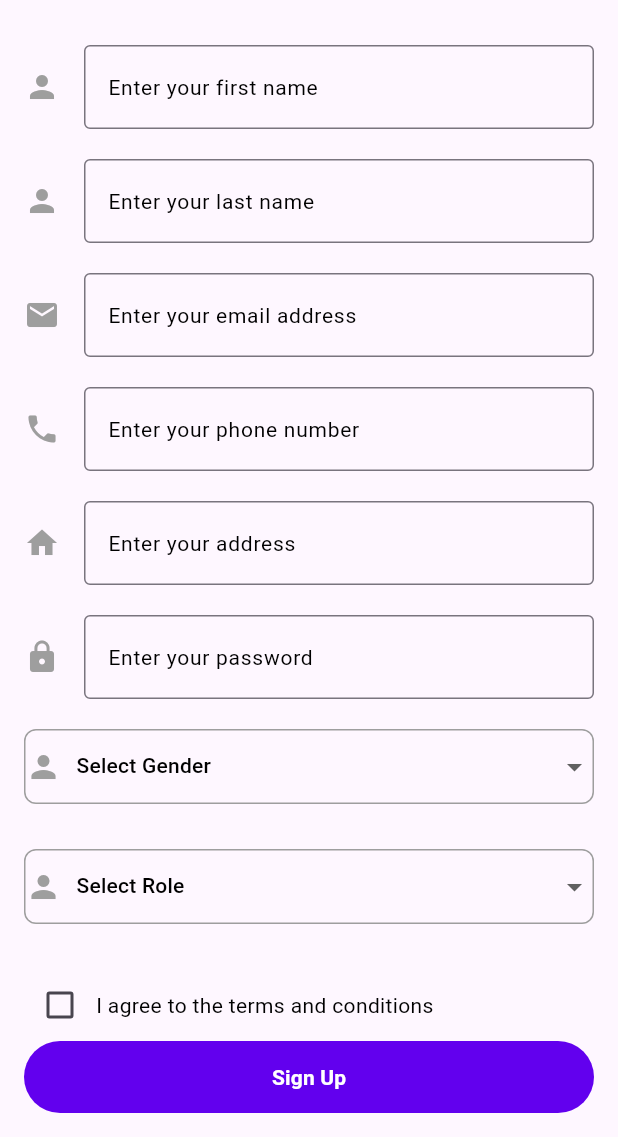
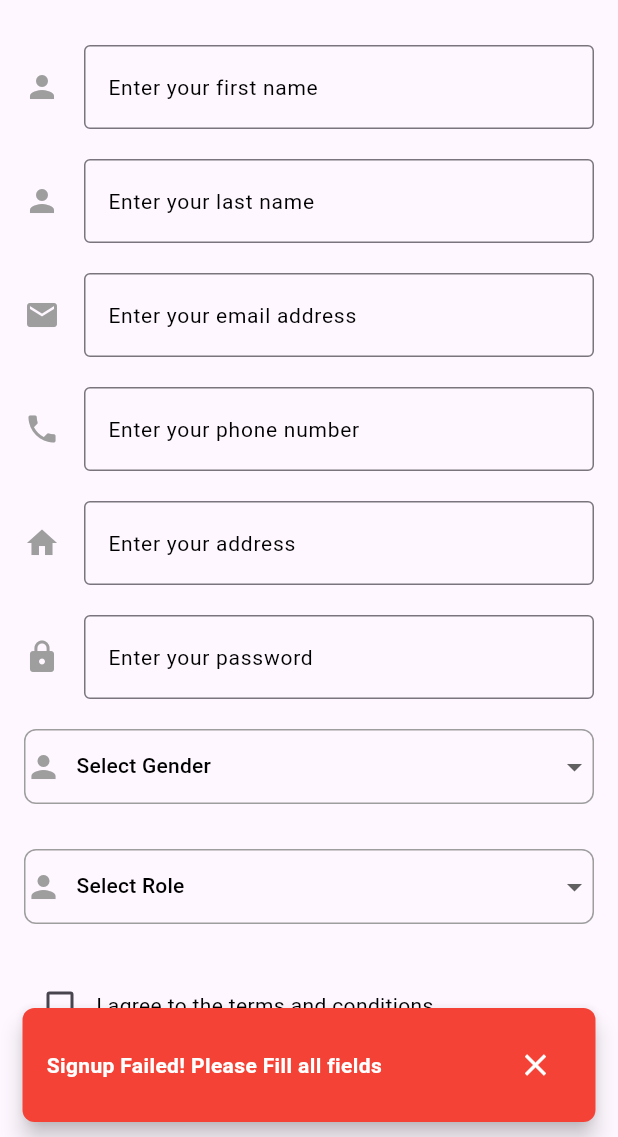
Before and after one commit to jadofils/WellnessBridge, a Flutter app: the SignUpPage screen opened directly, scrolled down 132 dp, after a tap on "Sign Up", on a phone screen of 412 x 824 dp, the part 99-1236 px from its top. Run offline on Flutter 3.47's test engine with Material 3 defaults, Android fonts, the phone set to English and light mode, and no system bars.

Commit message:
snack bar is implemented on login and signup form

```diff
--- a/lib/HomePages/login.dart
+++ b/lib/HomePages/login.dart
@@ -1,6 +1,7 @@
 import 'package:flutter/material.dart';
 import 'package:health_assistant_app/HomePages/forgetpassword.dart';
 import 'package:health_assistant_app/HomePages/signup.dart';
+import 'package:health_assistant_app/theme/snack_bar.dart';
 import 'package:health_assistant_app/theme/theme.dart';
 
 class LoginPage extends StatefulWidget {
@@ -67,15 +68,16 @@ class _LoginPageState extends State<LoginPage> {
                     'WellnessBridge',
                     style: AppTheme.titleTextStyle.copyWith(fontSize: 32),
                   ),
+
+                  SizedBox(height: 30),
                 ],
               ),
               SizedBox(height: 20), // Space between the row and the next widget
+
               Text(
                 'Login to WellnessBridge',
                 style: AppTheme.subtitleTextStyle.copyWith(fontSize: 18),
               ),
-              SizedBox(height: 30),
-
               // Email TextField
               TextField(
                 decoration: InputDecoration(
@@ -168,11 +170,9 @@ class _LoginPageState extends State<LoginPage> {
               TextButton(
                 onPressed: () {
                   if (_selectedRole != null) {
-                    print(
-                      "Selected Role: $_selectedRole",
-                    ); // Print the selected role
+                    showCustomSnackBar(context, "Login Successful!", true);
                   } else {
-                    print("Please select a role"); // Prompt to select a role
+                    showCustomSnackBar(context, "Login Failed! Please select a role.", false);
                   }
                 },
                 style: TextButton.styleFrom(
--- a/lib/HomePages/signup.dart
+++ b/lib/HomePages/signup.dart
@@ -1,4 +1,5 @@
 import 'package:flutter/material.dart';
+import 'package:health_assistant_app/theme/snack_bar.dart';
 import 'package:health_assistant_app/theme/theme.dart';
 
 class SignUpPage extends StatefulWidget {
@@ -37,11 +38,7 @@ class _SignUpPageState extends State<SignUpPage> {
               Row(
                 crossAxisAlignment: CrossAxisAlignment.center,
                 children: [
-                  Image.asset(
-                    'assets/uploads/logo.png',
-                    width: 80,
-                    height: 80,
-                  ),
+                  Image.asset('assets/uploads/logo.png', width: 80, height: 80),
                   SizedBox(width: 10),
                   Text(
                     'WellnessBridge',
@@ -137,8 +134,12 @@ class _SignUpPageState extends State<SignUpPage> {
                 ),
                 child: DropdownButton<String>(
                   value: _selectedGender,
-                  items: <String>['Male', 'Female', 'Other']
-                      .map<DropdownMenuItem<String>>((String value) {
+                  items:
+                      <String>[
+                        'Male',
+                        'Female',
+                        'Other',
+                      ].map<DropdownMenuItem<String>>((String value) {
                         return DropdownMenuItem<String>(
                           value: value,
                           child: Row(
@@ -177,8 +178,12 @@ class _SignUpPageState extends State<SignUpPage> {
                 ),
                 child: DropdownButton<String>(
                   value: _selectedRole,
-                  items: <String>['Umunyabuzima', 'Parent', 'Admin']
-                      .map<DropdownMenuItem<String>>((String value) {
+                  items:
+                      <String>[
+                        'Umunyabuzima',
+                        'Parent',
+                        'Admin',
+                      ].map<DropdownMenuItem<String>>((String value) {
                         return DropdownMenuItem<String>(
                           value: value,
                           child: Row(
@@ -220,7 +225,10 @@ class _SignUpPageState extends State<SignUpPage> {
                       });
                     },
                   ),
-                  Text("I agree to the terms and conditions", style: AppTheme.bodyTextStyle),
+                  Text(
+                    "I agree to the terms and conditions",
+                    style: AppTheme.bodyTextStyle,
+                  ),
                 ],
               ),
 
@@ -228,7 +236,8 @@ class _SignUpPageState extends State<SignUpPage> {
               TextButton(
                 onPressed: () {
                   // Handle sign up action here
-                  if (_agreeToTerms && _firstNameController.text.isNotEmpty &&
+                  if (_agreeToTerms &&
+                      _firstNameController.text.isNotEmpty &&
                       _lastNameController.text.isNotEmpty &&
                       _emailController.text.isNotEmpty &&
                       _phoneController.text.isNotEmpty &&
@@ -236,10 +245,30 @@ class _SignUpPageState extends State<SignUpPage> {
                       _passwordController.text.isNotEmpty &&
                       _selectedGender != null &&
                       _selectedRole != null) {
-                    print("Sign Up successful!");
-                    // Implement actual sign-up logic here
+                    showCustomSnackBar(
+                      context,
+                      "Signup successfully done",
+                      true,
+                    );
+
+                    // Clear the form fields
+                    _firstNameController.clear();
+                    _lastNameController.clear();
+                    _emailController.clear();
+                    _phoneController.clear();
+                    _addressController.clear();
+                    _passwordController.clear();
+                    setState(() {
+                      _selectedGender = null;
+                      _selectedRole = null;
+                      _agreeToTerms = false;
+                    });
                   } else {
-                    print("Please fill all fields and agree to terms.");
+                    showCustomSnackBar(
+                      context,
+                      "Signup Failed! Please Fill all fields",
+                      false,
+                    );
                   }
                 },
                 style: TextButton.styleFrom(
--- /dev/null
+++ b/lib/theme/snack_bar.dart
@@ -0,0 +1,29 @@
+import 'package:flutter/material.dart';
+
+void showCustomSnackBar(BuildContext context, String message, bool isSuccess) {
+  final snackBar = SnackBar(
+    content: Row(
+      mainAxisAlignment: MainAxisAlignment.spaceBetween,
+      children: [
+        Expanded(
+          child: Text(
+            message,
+            style: TextStyle(color: Colors.white, fontWeight: FontWeight.bold),
+          ),
+        ),
+        IconButton(
+          icon: Icon(Icons.close, color: Colors.white),
+          onPressed: () {
+            ScaffoldMessenger.of(context).hideCurrentSnackBar();
+          },
+        ),
+      ],
+    ),
+    backgroundColor: isSuccess ? Colors.green : Colors.red, // Green for success, red for failure
+    behavior: SnackBarBehavior.floating, // Floating style
+    shape: RoundedRectangleBorder(borderRadius: BorderRadius.circular(8)), // Rounded edges
+    duration: Duration(seconds: 3), // Auto-dismiss after 3 seconds
+  );
+
+  ScaffoldMessenger.of(context).showSnackBar(snackBar);
+}
```
Lines whose indentation alone changed are shown as unchanged.
